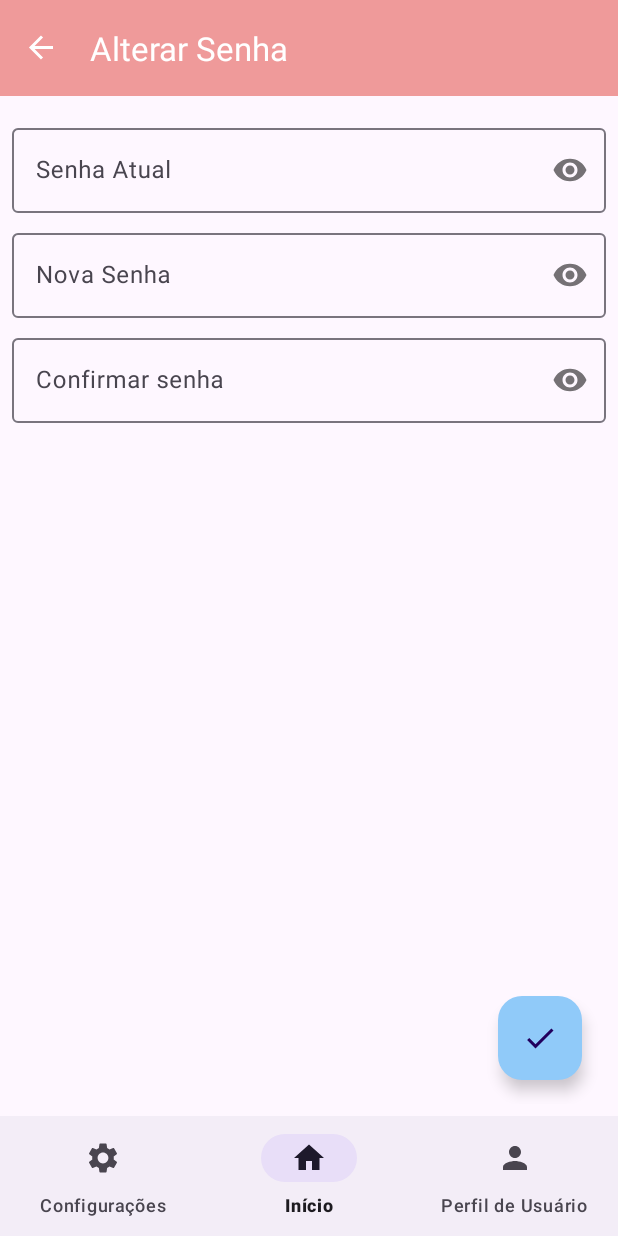
After one commit to richardmcr/tads_projeto_4, an Android app: the AlterarSenhaFragment screen opened through its navigation route, on a phone screen of 412 x 824 dp. The commit adds this screen. Run offline under Robolectric (Android 15) with nearby library versions, the phone set to English and light mode, and no system bars; our stand-ins replace Dagger/Hilt's generated code, navigation-ui; 8 statements that could not run were skipped.

Commit message:
add alteração de senha

```diff
--- a/app/src/main/java/uni9/projetopraticoemsistemas/myhealth/configuracoes/configuracoes/view/ConfiguracoesFragment.java
+++ b/app/src/main/java/uni9/projetopraticoemsistemas/myhealth/configuracoes/configuracoes/view/ConfiguracoesFragment.java
@@ -9,6 +9,7 @@ import androidx.annotation.NonNull;
 import androidx.annotation.Nullable;
 import androidx.fragment.app.Fragment;
 import androidx.lifecycle.ViewModelProvider;
+import androidx.navigation.Navigation;
 
 import uni9.projetopraticoemsistemas.myhealth.databinding.FragmentConfiguracoesBinding;
 import uni9.projetopraticoemsistemas.myhealth.home.home.viewmodel.HomeViewModel;
@@ -34,6 +35,8 @@ public class ConfiguracoesFragment extends Fragment {
 
         viewModel.init();
 
+        binding.extendedFloatingActionButtonAlterarSenha.setOnClickListener(v -> Navigation.findNavController(v).navigate(ConfiguracoesFragmentDirections.actionConfiguracoesFragmentToAlterarSenhaFragment()));
+
     }
 
 }
--- a/app/src/main/java/uni9/projetopraticoemsistemas/myhealth/eventos/Eventos.java
+++ b/app/src/main/java/uni9/projetopraticoemsistemas/myhealth/eventos/Eventos.java
@@ -91,4 +91,10 @@ public abstract class Eventos<T> {
             super(null);
         }
     }
+
+    public static class SenhaAlterada<T> extends Eventos<T> {
+        public SenhaAlterada() {
+            super(null);
+        }
+    }
 }
--- a/app/src/main/java/uni9/projetopraticoemsistemas/myhealth/home/home/viewmodel/HomeViewModel.java
+++ b/app/src/main/java/uni9/projetopraticoemsistemas/myhealth/home/home/viewmodel/HomeViewModel.java
@@ -50,7 +50,7 @@ public class HomeViewModel extends AndroidViewModel {
     public void init() {
         usuarioLiveData.setValue(null);
         usuarioLiveData.observeForever(usuarioObserver);
-        usuarioIdLiveData.setValue(usuarioRepository.getUsuarioLogado());
+        usuarioIdLiveData.setValue(usuarioRepository.getIdUsuarioLogado());
     }
 
     public void onLogin(Long id) {
--- a/app/src/main/java/uni9/projetopraticoemsistemas/myhealth/home/lembretes/viewmodel/LembreteViewModel.java
+++ b/app/src/main/java/uni9/projetopraticoemsistemas/myhealth/home/lembretes/viewmodel/LembreteViewModel.java
@@ -99,7 +99,7 @@ public class LembreteViewModel extends AndroidViewModel {
             novoLembrete.setDuracao(duracaoLiveData.getValue());
             novoLembrete.setIntervalo(intervaloLiveData.getValue());
             novoLembrete.setAlertas(alertasLiveData.getValue());
-            lembreteRepository.inserirLembrete(novoLembrete, usuarioRepository.getUsuarioLogado());
+            lembreteRepository.inserirLembrete(novoLembrete, usuarioRepository.getIdUsuarioLogado());
 
             if (Objects.isNull(novoLembrete.getId())) {
                 eventoLiveData.postValue(new Eventos.LembreteSalvo(0));
--- a/app/src/main/java/uni9/projetopraticoemsistemas/myhealth/home/lembretes/viewmodel/LembretesViewModel.java
+++ b/app/src/main/java/uni9/projetopraticoemsistemas/myhealth/home/lembretes/viewmodel/LembretesViewModel.java
@@ -67,7 +67,7 @@ public class LembretesViewModel extends AndroidViewModel {
         ordenacaoLiveData.observeForever(observerOdernacao);
         ocultarCompletosLiveData.observeForever(observerOcultarCompletos);
 
-        usuarioLiveData.setValue(usuarioRepository.getUsuarioLogado());
+        usuarioLiveData.setValue(usuarioRepository.getIdUsuarioLogado());
         lembreteEventoLiveData.setValue(null);
         ordenacaoLiveData.postValue(preferenciasRepository.getOrdenacao());
         ocultarCompletosLiveData.postValue(preferenciasRepository.getOcultarCompletos());
@@ -91,7 +91,7 @@ public class LembretesViewModel extends AndroidViewModel {
     }
 
     public void onDesfazerLembreteRemovido(Lembrete lembrete) {
-        lembreteRepository.inserirLembrete(lembrete, usuarioRepository.getUsuarioLogado());
+        lembreteRepository.inserirLembrete(lembrete, usuarioRepository.getIdUsuarioLogado());
         lembreteEventoLiveData.postValue(new Eventos.LembreteRecuperado<>());
     }
 
--- a/app/src/main/java/uni9/projetopraticoemsistemas/myhealth/login/apis/UsuarioDao.java
+++ b/app/src/main/java/uni9/projetopraticoemsistemas/myhealth/login/apis/UsuarioDao.java
@@ -2,6 +2,7 @@ package uni9.projetopraticoemsistemas.myhealth.login.apis;
 
 import androidx.room.Dao;
 import androidx.room.Query;
+import androidx.room.Update;
 
 import uni9.projetopraticoemsistemas.myhealth.login.model.entity.UsuarioEntity;
 
@@ -16,4 +17,7 @@ public interface UsuarioDao {
 
     @Query("INSERT INTO usuario (nome, email, senha) VALUES (:nome, :email, :senha) ")
     long insert(String nome, String email, String senha);
+
+    @Update
+    int update(UsuarioEntity usuarioEntity);
 }
--- a/app/src/main/java/uni9/projetopraticoemsistemas/myhealth/login/mappers/UsuarioMapper.java
+++ b/app/src/main/java/uni9/projetopraticoemsistemas/myhealth/login/mappers/UsuarioMapper.java
@@ -15,12 +15,11 @@ public interface UsuarioMapper {
     @Mapping(target = "senha", source = "usuarioEntity.senha")
     Usuario usuarioEntityToUsuario(UsuarioEntity usuarioEntity);
 
-    @Mapping(target = "id", ignore = true)
+    @Mapping(target = "id", source = "usuario.id")
     @Mapping(target = "nome", source = "usuario.nome")
     @Mapping(target = "email", source = "usuario.email")
     @Mapping(target = "senha", source = "usuario.senha")
-    @Mapping(target = "dataCriacao", ignore = true)
+    @Mapping(target = "dataCriacao", expression = "java( new java.util.Date().getTime() )")
     UsuarioEntity usuarioToUsuarioEntity(Usuario usuario);
 
-
 }
--- a/app/src/main/java/uni9/projetopraticoemsistemas/myhealth/perfil/viewmodel/PerfilViewModel.java
+++ b/app/src/main/java/uni9/projetopraticoemsistemas/myhealth/perfil/viewmodel/PerfilViewModel.java
@@ -69,7 +69,7 @@ public class PerfilViewModel extends AndroidViewModel {
     }
 
     public void onPerfilUsuarioAberto() {
-        perfilRepository.obterPerfilUsuario(usuarioRepository.getUsuarioLogado());
+        perfilRepository.obterPerfilUsuario(usuarioRepository.getIdUsuarioLogado());
     }
 
     public void inserirPerfilUsuario() {
@@ -94,7 +94,7 @@ public class PerfilViewModel extends AndroidViewModel {
             perfil.setAltura(alturaLiveData.getValue());
             perfil.setGenero(generoLiveData.getValue());
             perfil.setTipoSanguineo(tipoSanguineoLiveData.getValue());
-            perfilRepository.inserirPerfilUsuario(perfil, usuarioRepository.getUsuarioLogado());
+            perfilRepository.inserirPerfilUsuario(perfil, usuarioRepository.getIdUsuarioLogado());
         }
     }
 
--- /dev/null
+++ b/app/src/main/res/layout/fragment_alterar_senha.xml
@@ -0,0 +1,80 @@
+<?xml version="1.0" encoding="utf-8"?>
+<androidx.coordinatorlayout.widget.CoordinatorLayout xmlns:android="http://schemas.android.com/apk/res/android"
+    xmlns:app="http://schemas.android.com/apk/res-auto"
+    xmlns:tools="http://schemas.android.com/tools"
+    android:layout_width="match_parent"
+    android:layout_height="match_parent"
+    android:layout_margin="8dp"
+    tools:context=".configuracoes.alterarsenha.view.AlterarSenhaFragment">
+
+    <ScrollView
+        android:layout_width="match_parent"
+        android:layout_height="wrap_content">
+
+        <androidx.constraintlayout.widget.ConstraintLayout
+            android:layout_width="match_parent"
+            android:layout_height="wrap_content">
+
+            <com.google.android.material.textfield.TextInputLayout
+                android:id="@+id/textInputLayoutSenhaAtual"
+                android:layout_width="match_parent"
+                android:layout_height="wrap_content"
+                android:layout_marginTop="8dp"
+                android:hint="@string/senha_atual"
+                app:layout_constraintTop_toTopOf="parent"
+                app:passwordToggleEnabled="true">
+
+                <com.google.android.material.textfield.TextInputEditText
+                    android:id="@+id/textInputEditTextSenhaAtual"
+                    android:layout_width="match_parent"
+                    android:layout_height="wrap_content"
+                    android:inputType="numberPassword" />
+            </com.google.android.material.textfield.TextInputLayout>
+
+            <com.google.android.material.textfield.TextInputLayout
+                android:id="@+id/textInputLayoutNovaSenha"
+                android:layout_width="match_parent"
+                android:layout_height="wrap_content"
+                android:layout_marginTop="8dp"
+                android:hint="@string/nova_senha"
+                app:layout_constraintTop_toBottomOf="@+id/textInputLayoutSenhaAtual"
+                app:passwordToggleEnabled="true">
+
+                <com.google.android.material.textfield.TextInputEditText
+                    android:id="@+id/textInputEditTextNovaSenha"
+                    android:layout_width="match_parent"
+                    android:layout_height="wrap_content"
+                    android:inputType="numberPassword" />
+            </com.google.android.material.textfield.TextInputLayout>
+
+            <com.google.android.material.textfield.TextInputLayout
+                android:id="@+id/textInputLayoutReNovaSenha"
+                android:layout_width="match_parent"
+                android:layout_height="wrap_content"
+                android:layout_marginTop="8dp"
+                android:hint="@string/confirmar_senha"
+                app:layout_constraintTop_toBottomOf="@+id/textInputLayoutNovaSenha"
+                app:passwordToggleEnabled="true">
+
+                <com.google.android.material.textfield.TextInputEditText
+                    android:id="@+id/textInputEditTextReNovaSenha"
+                    android:layout_width="match_parent"
+                    android:layout_height="wrap_content"
+                    android:imeOptions="actionDone"
+                    android:inputType="numberPassword" />
+            </com.google.android.material.textfield.TextInputLayout>
+
+        </androidx.constraintlayout.widget.ConstraintLayout>
+
+    </ScrollView>
+
+
+    <com.google.android.material.floatingactionbutton.FloatingActionButton
+        android:id="@+id/floatingActionButtonSalvar"
+        android:layout_width="wrap_content"
+        android:layout_height="wrap_content"
+        android:layout_gravity="bottom|end"
+        android:layout_margin="16dp"
+        android:contentDescription="@string/botao_salvar"
+        android:src="@drawable/ic_baseline_check_24" />
+</androidx.coordinatorlayout.widget.CoordinatorLayout>
--- a/app/src/main/res/layout/fragment_configuracoes.xml
+++ b/app/src/main/res/layout/fragment_configuracoes.xml
@@ -18,7 +18,7 @@
             android:layout_width="match_parent"
             android:layout_height="wrap_content"
             android:layout_margin="8dp"
-            android:text="@string/altera_senha"
+            android:text="@string/alterar_senha"
             app:icon="@drawable/ic_baseline_vpn_key_24"
             app:layout_constraintBottom_toBottomOf="parent"
             app:layout_constraintEnd_toEndOf="parent"
--- a/app/src/main/res/navigation/nav_graph.xml
+++ b/app/src/main/res/navigation/nav_graph.xml
@@ -3,6 +3,7 @@
     xmlns:app="http://schemas.android.com/apk/res-auto"
     xmlns:tools="http://schemas.android.com/tools"
     android:id="@+id/mynavgraph"
+    android:label="@string/alterar_senha"
     app:startDestination="@id/homeFragment">
 
     <fragment
@@ -142,5 +143,14 @@
         android:id="@+id/configuracoesFragment"
         android:name="uni9.projetopraticoemsistemas.myhealth.configuracoes.configuracoes.view.ConfiguracoesFragment"
         android:label="@string/configuracoes"
-        tools:layout="@layout/fragment_configuracoes" />
+        tools:layout="@layout/fragment_configuracoes">
+        <action
+            android:id="@+id/action_configuracoesFragment_to_alterarSenhaFragment"
+            app:destination="@id/alterarSenhaFragment" />
+    </fragment>
+    <fragment
+        android:id="@+id/alterarSenhaFragment"
+        android:name="uni9.projetopraticoemsistemas.myhealth.configuracoes.alterarsenha.view.AlterarSenhaFragment"
+        android:label="@string/alterar_senha"
+        tools:layout="@layout/fragment_alterar_senha" />
 </navigation>
--- a/app/src/main/res/values/strings.xml
+++ b/app/src/main/res/values/strings.xml
@@ -57,6 +57,7 @@
     <string name="erro_email_invalido">O email digitado não é válido!</string>
     <string name="erro_email_existente">O email digitado já existe na base de dados!</string>
     <string name="erro_senha_curta">A senha precisa ter 6 dígitos!</string>
+    <string name="erro_nova_senha_curta">A nova senha precisa ter 6 dígitos!</string>
     <string name="senhas_diferentes">As senhas digitadas são diferentes!</string>
     <string name="novo_usuario_criado">Usuário criado com sucesso!</string>
     <string name="usuario_nao_encontrado">Usuário não encontrado</string>
@@ -82,8 +83,12 @@
     <string name="perfil_salvo_sucesso">Perfil salvo com sucesso!</string>
     <string name="bula_medicamentos">Bula de Medicamentos</string>
     <string name="baixando_bula">Baixando a bula</string>
-    <string name="altera_senha">Alterar Senha</string>
+    <string name="alterar_senha">Alterar Senha</string>
     <string name="configuracoes">Configurações</string>
+    <string name="nova_senha">Nova Senha</string>
+    <string name="senha_atual">Senha Atual</string>
+    <string name="senha_alterada_sucesso">Senha alterada com sucesso!</string>
+    <string name="senha_atual_errada">Senha atual errada!</string>
     <string-array name="generos">
         <item>Feminino</item>
         <item>Masculino</item>
```
Also changed, not shown: app/src/main/java/uni9/projetopraticoemsistemas/myhealth/configuracoes/alterarsenha/view/AlterarSenhaFragment.java (added, +115 -0 lines), app/src/main/java/uni9/projetopraticoemsistemas/myhealth/configuracoes/alterarsenha/viewmodel/AlterarSenhaViewModel.java (added, +113 -0 lines), app/src/main/java/uni9/projetopraticoemsistemas/myhealth/login/repositories/UsuarioRepository.java (+15 -1 lines).
